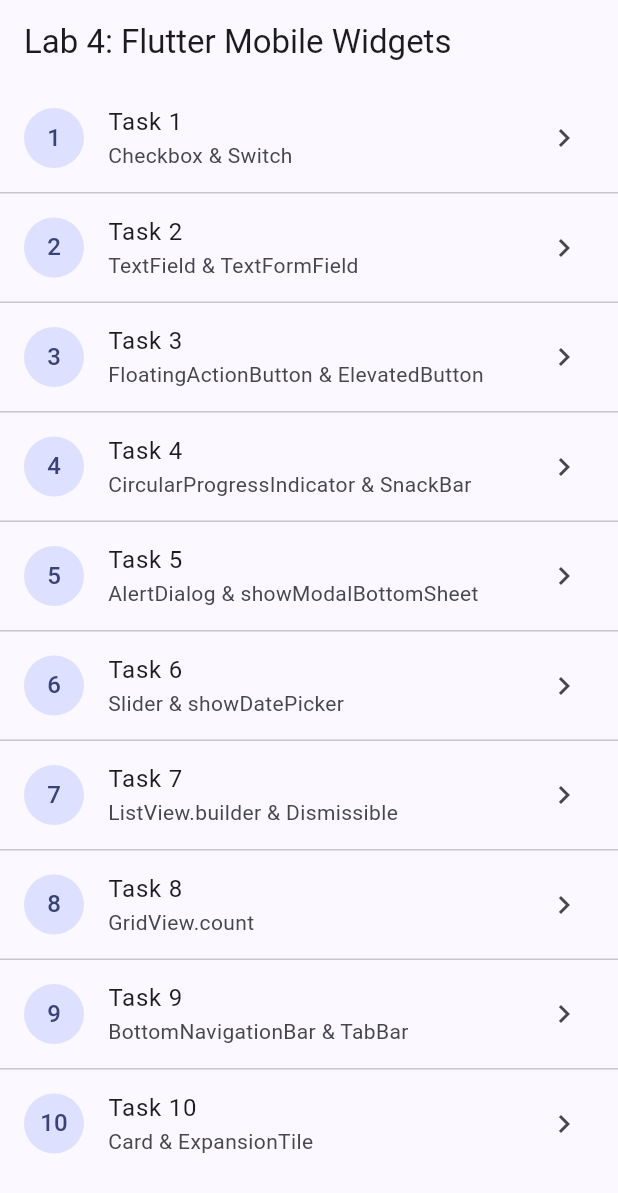
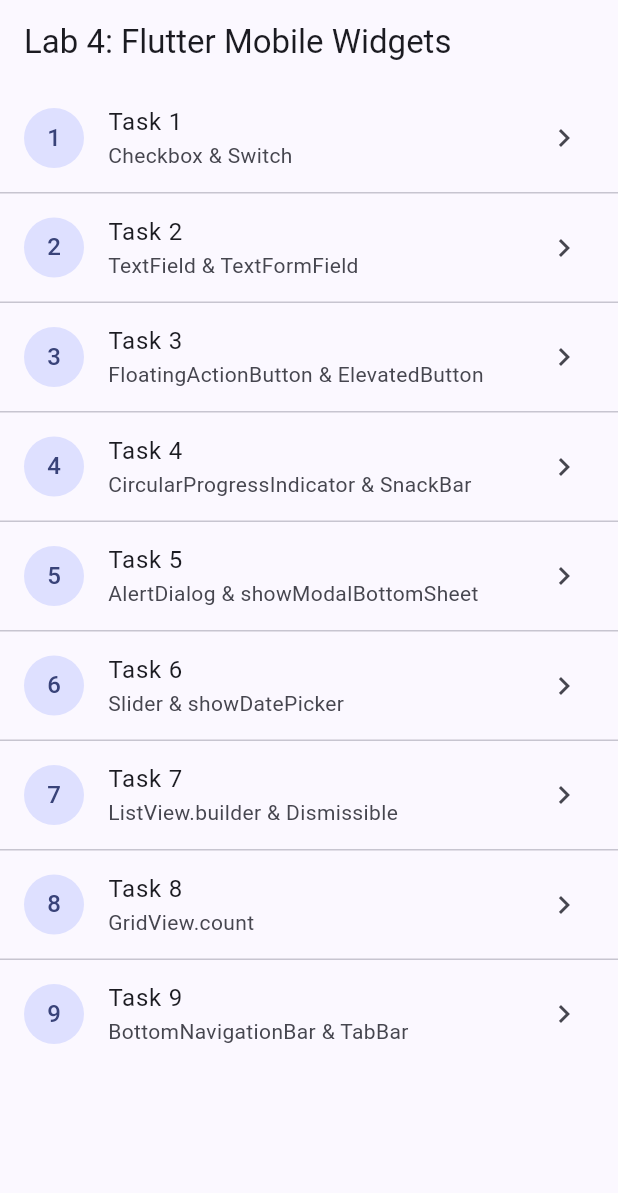
Before and after one commit to farrukhburiev/flutter_tasks, a Flutter app: the screen it shows after launch, on a phone screen of 412 x 824 dp. Shown: the top 1193 px of the screen. Run offline on Flutter 3.47's test engine with Material 3 defaults, Android fonts, the phone set to English and light mode, and no system bars.

Commit message:
fixed main

```diff
--- a/lab4_240448/lib/lab4_240448/main.dart
+++ b/lab4_240448/lib/lab4_240448/main.dart
@@ -2,14 +2,14 @@
 
 import 'task1_selection_controls.dart' show SelectionControlsScreen;
 import 'task2_input_fields.dart' show InputFieldsScreen;
-import 'task3_buttons.dart' show ButtonsScreen;
-import 'task4_indicators_feedback.dart' show IndicatorsFeedbackScreen;
-import 'task5_dialogs_modals.dart' show DialogsModalsScreen;
-import 'task6_sliders_pickers.dart' show SlidersPickersScreen;
+import 'task3_button.dart' show ButtonsScreen;
+import 'task4_indicator_feedback.dart' show IndicatorsFeedbackScreen;
+import 'task5_dialogs_modal.dart' show DialogsModalsScreen;
+import 'task6_slider_pickers.dart' show SlidersPickersScreen;
 import 'task7_scrollable_lists.dart' show ScrollableListScreen;
 import 'task8_grid_display.dart' show GridDisplayScreen;
 import 'task9_navigation.dart' show NavigationHubScreen;
-import 'task10_structural_containers.dart' show StructuralContainersScreen;
+
 
 void main() => runApp(const LabApp());
 
@@ -48,7 +48,7 @@
     _Entry('Task 7', 'ListView.builder & Dismissible', (_) => const ScrollableListScreen()),
     _Entry('Task 8', 'GridView.count', (_) => const GridDisplayScreen()),
     _Entry('Task 9', 'BottomNavigationBar & TabBar', (_) => const NavigationHubScreen()),
-    _Entry('Task 10', 'Card & ExpansionTile', (_) => const StructuralContainersScreen()),
+
   ];
 
   @override
```
